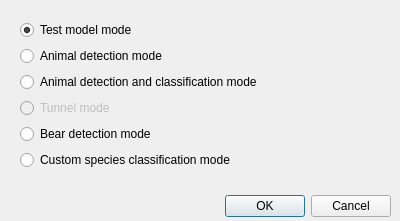
stefanodellosa-personal/WADAS, file wadas/ui/qt/select_mode.ui: the form before one commit.
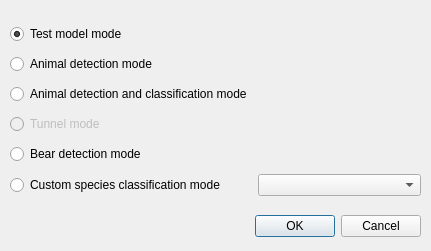
The form after the commit.

Commit message:
Initiated refactor to serialize/deserialize custom classification operation mode (#109)
* Initiated refactor to serialize custom custom classification operation mode with custom species

* Increased version

* Updated configuration tests

* Custom Classification Operation Mode test added

Patch:
```diff
--- a/wadas/ui/qt/select_mode.ui
+++ b/wadas/ui/qt/select_mode.ui
@@ -6,8 +6,8 @@
    <rect>
     <x>0</x>
     <y>0</y>
-    <width>400</width>
-    <height>221</height>
+    <width>431</width>
+    <height>251</height>
    </rect>
   </property>
   <property name="windowTitle">
@@ -17,8 +17,8 @@
    <property name="geometry">
     <rect>
      <x>10</x>
-     <y>190</y>
-     <width>381</width>
+     <y>210</y>
+     <width>411</width>
      <height>32</height>
     </rect>
    </property>
@@ -32,14 +32,27 @@
   <widget class="QWidget" name="verticalLayoutWidget">
    <property name="geometry">
     <rect>
-     <x>20</x>
+     <x>10</x>
      <y>20</y>
-     <width>351</width>
-     <height>158</height>
+     <width>411</width>
+     <height>181</height>
     </rect>
    </property>
-   <layout class="QVBoxLayout" name="verticalLayout">
-    <item>
+   <layout class="QGridLayout" name="gridLayout">
+    <item row="1" column="0">
+     <widget class="QRadioButton" name="radioButton_animal_det_mode">
+      <property name="text">
+       <string>Animal detection mode</string>
+      </property>
+      <property name="autoExclusive">
+       <bool>true</bool>
+      </property>
+      <attribute name="buttonGroup">
+       <string notr="true">buttonGroup</string>
+      </attribute>
+     </widget>
+    </item>
+    <item row="0" column="0">
      <widget class="QRadioButton" name="radioButton_test_model_mode">
       <property name="text">
        <string>Test model mode</string>
@@ -55,20 +68,7 @@
       </attribute>
      </widget>
     </item>
-    <item>
-     <widget class="QRadioButton" name="radioButton_animal_det_mode">
-      <property name="text">
-       <string>Animal detection mode</string>
-      </property>
-      <property name="autoExclusive">
-       <bool>true</bool>
-      </property>
-      <attribute name="buttonGroup">
-       <string notr="true">buttonGroup</string>
-      </attribute>
-     </widget>
-    </item>
-    <item>
+    <item row="2" column="0">
      <widget class="QRadioButton" name="radioButton_animal_det_and_class_mode">
       <property name="text">
        <string>Animal detection and classification mode</string>
@@ -81,26 +81,7 @@
       </attribute>
      </widget>
     </item>
-    <item>
-     <widget class="QRadioButton" name="radioButton_tunnel_mode">
-      <property name="enabled">
-       <bool>false</bool>
-      </property>
-      <property name="text">
-       <string>Tunnel mode</string>
-      </property>
-      <property name="checkable">
-       <bool>false</bool>
-      </property>
-      <property name="autoExclusive">
-       <bool>true</bool>
-      </property>
-      <attribute name="buttonGroup">
-       <string notr="true">buttonGroup</string>
-      </attribute>
-     </widget>
-    </item>
-    <item>
+    <item row="4" column="0">
      <widget class="QRadioButton" name="radioButton_bear_det_mode">
       <property name="enabled">
        <bool>true</bool>
@@ -119,7 +100,29 @@
       </attribute>
      </widget>
     </item>
-    <item>
+    <item row="5" column="1">
+     <widget class="QComboBox" name="comboBox_select_species"/>
+    </item>
+    <item row="3" column="0">
+     <widget class="QRadioButton" name="radioButton_tunnel_mode">
+      <property name="enabled">
+       <bool>false</bool>
+      </property>
+      <property name="text">
+       <string>Tunnel mode</string>
+      </property>
+      <property name="checkable">
+       <bool>false</bool>
+      </property>
+      <property name="autoExclusive">
+       <bool>true</bool>
+      </property>
+      <attribute name="buttonGroup">
+       <string notr="true">buttonGroup</string>
+      </attribute>
+     </widget>
+    </item>
+    <item row="5" column="0">
      <widget class="QRadioButton" name="radioButton_custom_species_class_mode">
       <property name="text">
        <string>Custom species classification mode</string>
@@ -129,19 +132,6 @@
       </attribute>
      </widget>
     </item>
-    <item>
-     <spacer name="verticalSpacer">
-      <property name="orientation">
-       <enum>Qt::Orientation::Vertical</enum>
-      </property>
-      <property name="sizeHint" stdset="0">
-       <size>
-        <width>20</width>
-        <height>40</height>
-       </size>
-      </property>
-     </spacer>
-    </item>
    </layout>
   </widget>
  </widget>
```
The commit also changes 12 other files.
